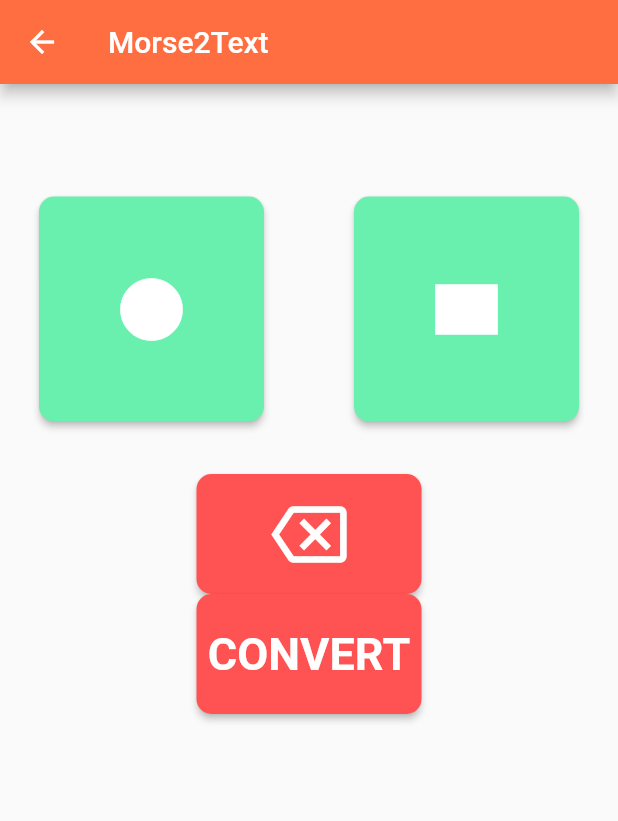
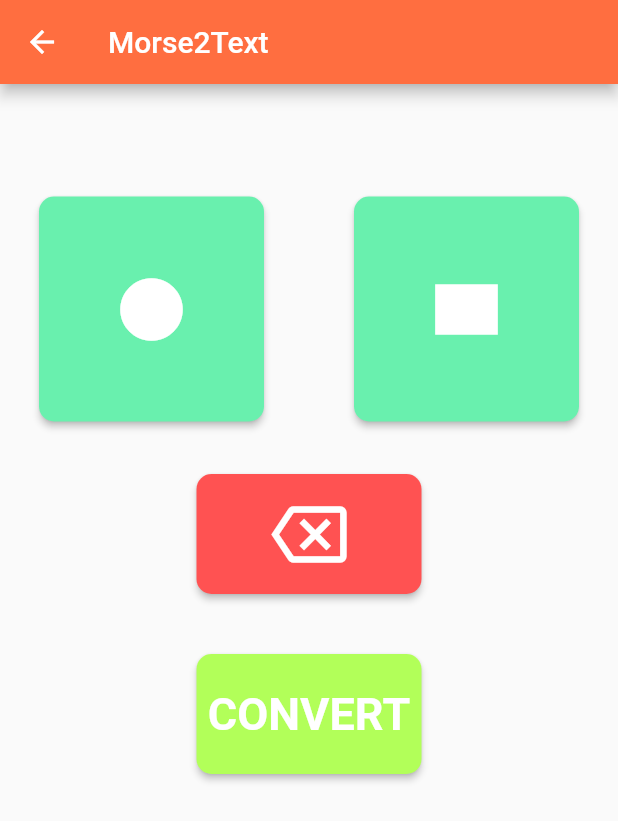
Before and after one commit to Skye023/Morse_Me, a Flutter app: the Morse2Text screen opened directly, on a phone screen of 412 x 824 dp. Shown: the top 821 px of the screen. Run offline on Flutter 3.47's test engine with Material 2 defaults, Android fonts, the phone set to English and light mode, and no system bars.

Commit message:
Update Code

```diff
--- a/morse_me_v2/lib/converter.dart
+++ b/morse_me_v2/lib/converter.dart
@@ -104,6 +104,9 @@ class _Morse2Text extends State<Morse2Text> {
                 color: Colors.white,
               ),
             ),
+            const SizedBox(
+              height: 40.0,
+            ),
             RawMaterialButton(
               onPressed: () {
                 log('convert');
@@ -114,8 +117,8 @@ class _Morse2Text extends State<Morse2Text> {
               constraints: BoxConstraints.tight(const Size(150, 80)),
               shape: RoundedRectangleBorder(
                   borderRadius: BorderRadius.circular(10.0)),
-              fillColor: Colors.redAccent,
-              hoverColor: Colors.red,
+              fillColor: Colors.lightGreenAccent,
+              hoverColor: Colors.lightGreen,
               child: const Text(
                 'CONVERT',
                 style: TextStyle(
--- a/morse_me_v2/lib/overview.dart
+++ b/morse_me_v2/lib/overview.dart
@@ -25,5 +25,5 @@ class Info {
 class ConvTypy {
   String label;
   ConvTypy(this.label);
-  static List<ConvTypy> typ = [ConvTypy('Morse2ext'), ConvTypy('Text2Morse')];
+  static List<ConvTypy> typ = [ConvTypy('Morse2Text'), ConvTypy('Text2Morse')];
 }
```
Also changed, not shown: morse_me_v2/lib/main.dart (+12 -12 lines).
